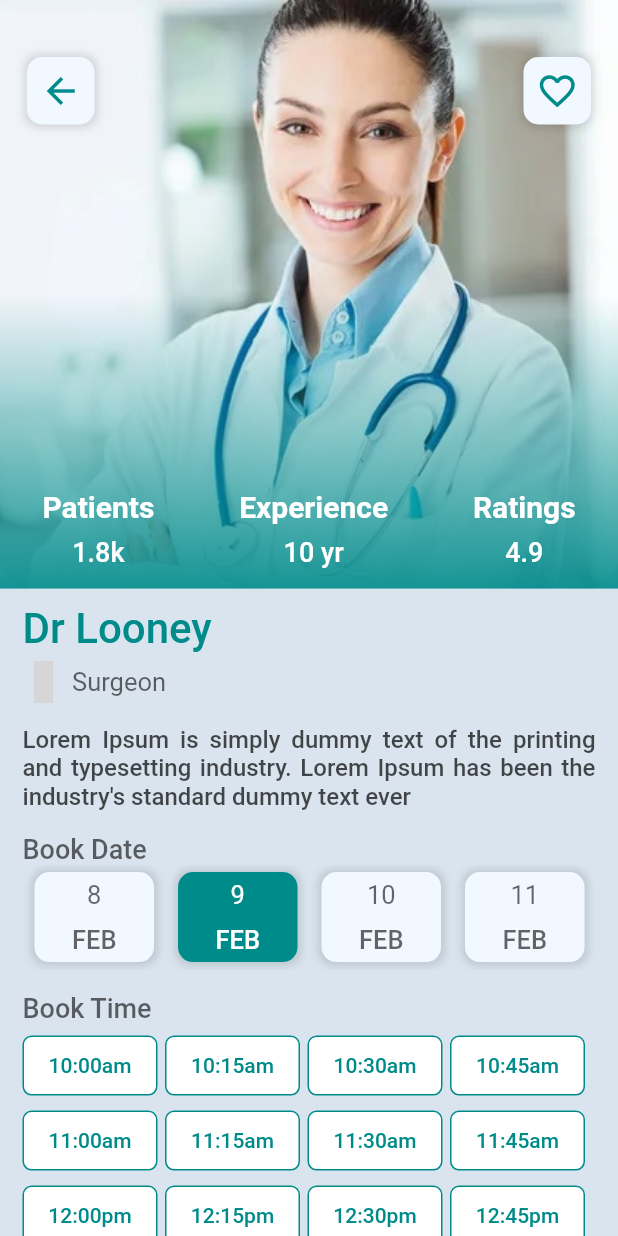
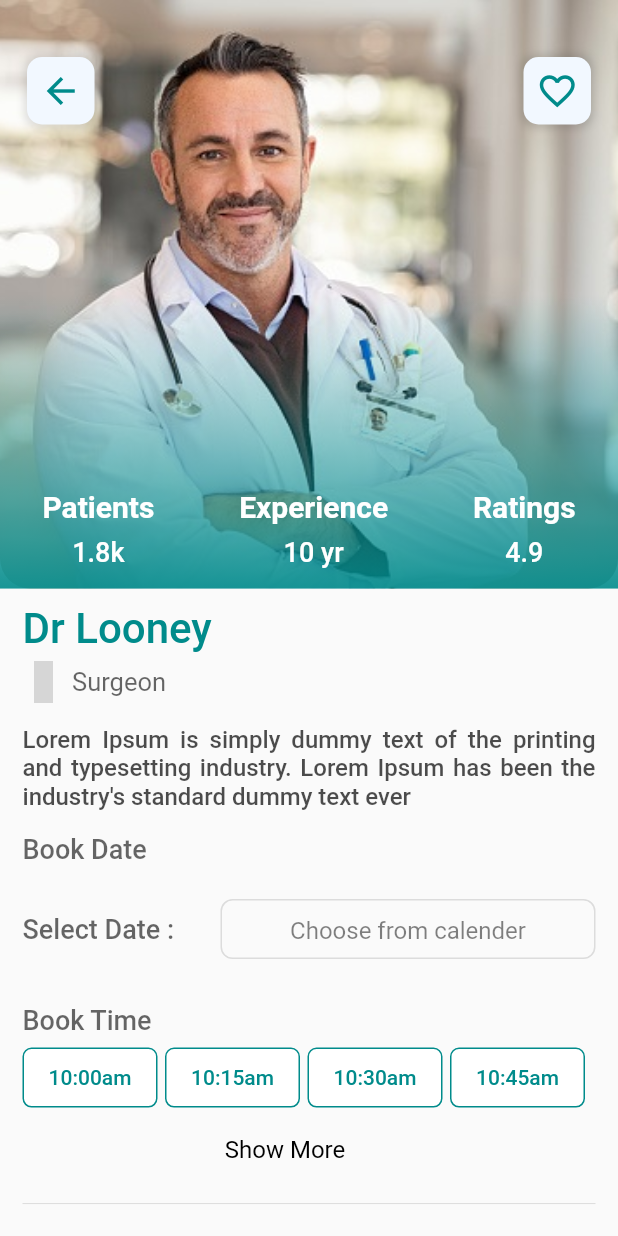
Before and after one commit to sangeeta2701/Doctor_app, a Flutter app: the AppointmentScreen screen opened directly, on a phone screen of 412 x 824 dp. Run offline on Flutter 3.47's test engine with Material 2 defaults, Android fonts, the phone set to English and light mode, and no system bars; our stand-ins replace material_design_icons_flutter; grey boxes are pictures that could not be loaded.

Commit message:
Appointment Booking App

```diff
--- a/lib/Screens/appointment_screen.dart
+++ b/lib/Screens/appointment_screen.dart
@@ -1,5 +1,6 @@
 import 'package:doctor_app/utils/constants.dart';
 import 'package:flutter/material.dart';
+import 'package:intl/intl.dart';
 import 'package:material_design_icons_flutter/material_design_icons_flutter.dart';
 
 class AppointmentScreen extends StatefulWidget {
@@ -80,11 +81,13 @@ class _AppointmentScreenState extends State<AppointmentScreen> {
       "isSelected": false,
     },
   ];
+  bool hossSm = false;
+  TextEditingController dateController = TextEditingController();
 
   @override
   Widget build(BuildContext context) {
     return Scaffold(
-      backgroundColor: appUiBgColor,
+      // backgroundColor: appUiBgColor,
       body: SingleChildScrollView(
         child: Column(
           children: [
@@ -93,7 +96,7 @@ class _AppointmentScreenState extends State<AppointmentScreen> {
               height: MediaQuery.of(context).size.height / 2.1,
               decoration: BoxDecoration(
                   image: DecorationImage(
-                      image: AssetImage("assets/images/doctor2.jpg"),
+                      image: AssetImage("assets/images/doctor4.jpg"),
                       fit: BoxFit.cover),
                   borderRadius: BorderRadius.only(
                     bottomLeft: Radius.circular(20),
@@ -236,63 +239,86 @@ class _AppointmentScreenState extends State<AppointmentScreen> {
                       style: subHeadingStyle,
                     ),
                   ),
-                  Container(
+                  Padding(
+                    padding: const EdgeInsets.only(top: 8.0),
+                    child: SizedBox(
                       height: 70,
-                    child: ListView.builder(
-                        shrinkWrap: true,
-                        scrollDirection: Axis.horizontal,
-                        itemCount: 6,
-                        itemBuilder: (context, index) {
-                          return InkWell(
-                            onTap: () {},
-                            child: Container(
-                              margin: EdgeInsets.symmetric(
-                                  horizontal: 8, vertical: 5),
-                              padding: EdgeInsets.symmetric(
-                                  vertical: 5, horizontal: 25),
-                              decoration: BoxDecoration(
-                                  color: index == 1
-                                      ? appUiThemeColor
-                                      : appUiShadowColor,
-                                  borderRadius: BorderRadius.circular(10),
-                                  boxShadow: [
-                                    BoxShadow(
-                                      color: appUiLightBlackColor,
-                                      blurRadius: 4,
-                                      spreadRadius: 2,
-                                    )
-                                  ]),
-                              child: Column(
-                                mainAxisAlignment:
-                                    MainAxisAlignment.spaceBetween,
+                      child: Row(
+                        mainAxisAlignment: MainAxisAlignment.spaceBetween,
                         children: [
                           Text(
-                                    "${index + 8}",
-                                    style: TextStyle(
-                                      fontSize: 17,
-                                      color: index == 1
-                                          ? appUiLightColor
-                                          : appUiDarkColor.withOpacity(0.6),
+                            "Select Date :",
+                            style: subHeadingStyle,
+                          ),
+                          SizedBox(
+                            height: 40,
+                            width: 250,
+                            child: TextFormField(
+                              textAlign: TextAlign.center,
+                              style: subHeadingStyle,
+                              readOnly: true,
+                              controller: dateController,
+                              decoration: InputDecoration(
+                                contentPadding: EdgeInsets.all(8),
+                                enabledBorder: OutlineInputBorder(
+                                  borderRadius: BorderRadius.circular(8),
+                                  borderSide: BorderSide(
+                                      color: appUiLightBlackColor, width: 1),
+                                ),
+                                focusedBorder: OutlineInputBorder(
+                                  borderRadius: BorderRadius.circular(8),
+                                  borderSide: BorderSide(
+                                      color: appUiThemeColor, width: 1),
+                                ),
+                                hintText: "Choose from calender",
+                                hintStyle: TextStyle(
+                                  fontSize: 16,
+                                  fontWeight: FontWeight.w400,
+                                  color: appUiLightBlackColor.withOpacity(0.5),
                                 ),
                               ),
-                                  Padding(
-                                    padding: const EdgeInsets.only(top: 8.0),
-                                    child: Text(
-                                      "FEB",
-                                      style: TextStyle(
-                                        fontSize: 17,
-                                        fontWeight: FontWeight.w500,
-                                        color: index == 1
-                                            ? appUiLightColor
-                                            : appUiDarkColor.withOpacity(0.6),
+                              validator: (value) {
+                                if (value!.isEmpty) {
+                                  return "Please Enter Delivery Date";
+                                } else {
+                                  return null;
+                                }
+                              },
+                              onTap: () async {
+                                DateTime? pickedDate = await showDatePicker(
+                                    context: context,
+                                    builder: (context, child) {
+                                      return Theme(
+                                        data: Theme.of(context).copyWith(
+                                          colorScheme: ColorScheme.light(
+                                            primary: appUiThemeColor,
+                                            onPrimary: appUiLightColor,
+                                            onSurface: appUiThemeColor,
                                           ),
+                                        ),
+                                        child: child!,
+                                      );
+                                    },
+                                    initialDate: DateTime.now(),
+                                    firstDate: DateTime(1950),
+                                    lastDate: DateTime(2100));
+
+                                if (pickedDate != null) {
+                                  print(pickedDate);
+                                  String formattedDate =
+                                      DateFormat('yyyy-MM-dd')
+                                          .format(pickedDate);
+                                  print(formattedDate);
+                                  setState(() {
+                                    dateController.text = formattedDate;
+                                  });
+                                } else {}
+                              },
                             ),
                           )
                         ],
                       ),
                     ),
-                          );
-                        }),
                   ),
                   Padding(
                     padding: const EdgeInsets.only(top: 15.0),
@@ -303,12 +329,44 @@ class _AppointmentScreenState extends State<AppointmentScreen> {
                   ),
                   Padding(
                     padding: const EdgeInsets.only(top: 8.0),
-                    child: Wrap(
+                    child: Column(
+                      crossAxisAlignment: CrossAxisAlignment.start,
+                      children: [
+                        Wrap(
                           // spacing: 5,
                           runSpacing: 10,
-                      children: hospitalTimePref
-                          .map((Map fp) => HospitalTimePreSel(fp))
-                          .toList(),
+                          children: List.generate(
+                              hossSm == false
+                                  ? (hospitalTimePref.length < 4
+                                      ? hospitalTimePref.length
+                                      : 4)
+                                  : hospitalTimePref.length,
+                              (index) => HospitalTimePreSel(
+                                  hospitalTimePref[index])).toList(),
+                        ),
+                        ListTile(
+                          trailing: Icon(
+                            Icons.keyboard_double_arrow_down,
+                            size: 0.1,
+                          ),
+                          title: Align(
+                            alignment: Alignment.center,
+                            child: Text(
+                              hossSm ? "Show less" : "Show More",
+                              style: TextStyle(
+                                  fontSize: 16,
+                                  fontWeight: FontWeight.w400,
+                                  color: appUiDarkColor),
+                            ),
+                          ),
+                          onTap: () {
+                            setState(() {
+                              hossSm = !hossSm;
+                            });
+                          },
+                        ),
+                        Divider(),
+                      ],
                     ),
                   ),
                 ],
--- a/pubspec.yaml
+++ b/pubspec.yaml
@@ -37,6 +37,7 @@ dependencies:
   # Use with the CupertinoIcons class for iOS style icons.
   cupertino_icons: ^1.0.2
   material_design_icons_flutter: ^6.0.7096
+  intl: ^0.17.0
 
 dev_dependencies:
   flutter_test:
```
Also changed, not shown: pubspec.lock. Lines whose indentation alone changed are shown as unchanged.
